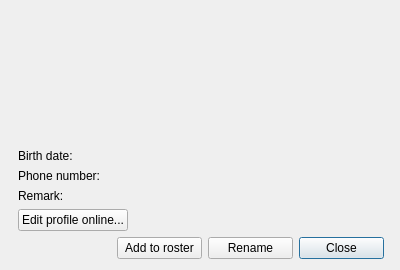
Qt form src/plugins/vcard/simplevcarddialog.ui (silvansky/Contacts) before a commit.
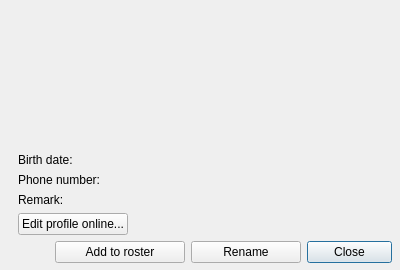
The same form after that commit.

Commit message: Немного подогнал профиль пользователя. Убрал кнопку "Reset" из окна настроек.

What changed in the file:
```diff
--- a/src/plugins/vcard/simplevcarddialog.ui
+++ b/src/plugins/vcard/simplevcarddialog.ui
@@ -27,18 +27,21 @@
     <number>16</number>
    </property>
    <property name="rightMargin">
-    <number>16</number>
+    <number>8</number>
+   </property>
+   <property name="bottomMargin">
+    <number>7</number>
    </property>
    <item>
     <layout class="QHBoxLayout" name="rosterInfoLayout" stretch="1,0">
      <property name="leftMargin">
-      <number>5</number>
+      <number>1</number>
      </property>
      <property name="topMargin">
-      <number>5</number>
+      <number>3</number>
      </property>
      <property name="rightMargin">
-      <number>16</number>
+      <number>24</number>
      </property>
      <item>
       <layout class="QVBoxLayout" name="commonInfoLayout">
@@ -109,7 +112,7 @@
      <item>
       <layout class="QVBoxLayout" name="verticalLayout">
        <property name="topMargin">
-        <number>6</number>
+        <number>8</number>
        </property>
        <item>
         <widget class="QLabel" name="avatarLabel">
@@ -264,9 +267,15 @@
      </item>
      <item>
       <widget class="QPushButton" name="addToRosterButton">
+       <property name="sizePolicy">
+        <sizepolicy hsizetype="Fixed" vsizetype="Fixed">
+         <horstretch>0</horstretch>
+         <verstretch>0</verstretch>
+        </sizepolicy>
+       </property>
        <property name="minimumSize">
         <size>
-         <width>85</width>
+         <width>130</width>
          <height>0</height>
         </size>
        </property>
@@ -280,9 +289,15 @@
      </item>
      <item>
       <widget class="QPushButton" name="renameButton">
+       <property name="sizePolicy">
+        <sizepolicy hsizetype="Fixed" vsizetype="Fixed">
+         <horstretch>0</horstretch>
+         <verstretch>0</verstretch>
+        </sizepolicy>
+       </property>
        <property name="minimumSize">
         <size>
-         <width>85</width>
+         <width>110</width>
          <height>0</height>
         </size>
        </property>
```
The commit also changes 4 other files.
